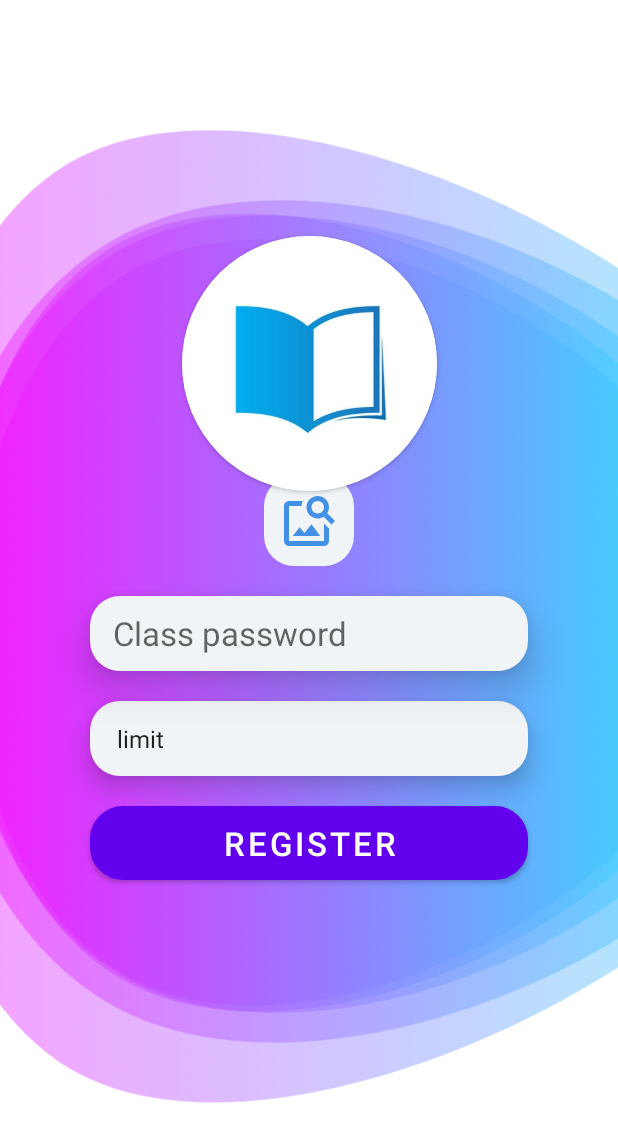
After one commit to AdmerOrganization/FrontEnd, an Android app: the class_creation_page_2 screen opened directly, with no data from a screen before it, on a phone screen of 412 x 824 dp. The commit adds this screen. Shown: the top 1142 px of the screen. Run offline under Robolectric (Android 15) with nearby library versions, the phone set to English and light mode, and no system bars.

Commit message:
class creation page 2 added

```diff
--- a/app/src/main/AndroidManifest.xml
+++ b/app/src/main/AndroidManifest.xml
@@ -15,16 +15,17 @@
         android:supportsRtl="true"
         android:theme="@style/Theme.ToLearn">
         <activity
+            android:name=".class_creation_page_2"
+            android:exported="false" />
+        <activity
             android:name=".Class_creation"
-            android:exported="false" >
-
+            android:exported="false">
             <intent-filter>
                 <action android:name="android.intent.action.MAIN" />
 
                 <category android:name="android.intent.category.LAUNCHER" />
             </intent-filter>
         </activity>
-
         <activity
             android:name=".AlertDialogs.CustomAlertDialog"
             android:exported="false" />
@@ -37,15 +38,13 @@
         <activity
             android:name=".MainActivity"
             android:exported="true"
-            android:theme="@style/Theme.ToLearn.NoActionBar"></activity>
+            android:theme="@style/Theme.ToLearn.NoActionBar" />
         <activity
             android:name=".ForgetPassword"
             android:exported="true" />
         <activity
             android:name=".Login"
-            android:exported="true">
-
-        </activity>
+            android:exported="true"></activity>
         <activity
             android:name=".SignUp"
             android:exported="true" />
--- a/app/src/main/java/com/example/tolearn/Class_creation.java
+++ b/app/src/main/java/com/example/tolearn/Class_creation.java
@@ -2,6 +2,7 @@ package com.example.tolearn;
 
 import androidx.appcompat.app.AppCompatActivity;
 
+import android.content.Intent;
 import android.os.Bundle;
 import android.view.View;
 import android.view.Window;
@@ -16,7 +17,7 @@ import java.util.Date;
 
 public class Class_creation extends AppCompatActivity {
 
-    EditText classSubjectET;
+    EditText classTeachertET;
     EditText classTitleET;
     TextView classDescET;
     TextView dateTV;
@@ -33,7 +34,7 @@ public class Class_creation extends AppCompatActivity {
     public void init()
     {
         classTitleET = findViewById(R.id.classTitleET);
-        classSubjectET = findViewById(R.id.classTeacherET);
+        classTeachertET = findViewById(R.id.classTeacherET);
         classDescET = findViewById(R.id.classDescription);
         dateTV = findViewById(R.id.classStartDate);
     }
@@ -53,4 +54,19 @@ public class Class_creation extends AppCompatActivity {
     public void ShowDateDialog(View view) {
         CustomDatePicker datePicker = new CustomDatePicker(this,dateTV);
     }
+
+    public void goNextPage(View view) {
+        String classTitle = classTitleET.getText().toString();
+        String classTeacher = classTeachertET.getText().toString();
+        String classDesc = classDescET.getText().toString();
+        String classDate = dateTV.getText().toString();
+
+        classDesc = classDesc + "    date : "+ classDate;
+
+        Intent goNextPage = new Intent(this, class_creation_page_2.class);
+        goNextPage.putExtra("title",classTitle);
+        goNextPage.putExtra("teacher",classTeacher);
+        goNextPage.putExtra("desc",classDesc);
+        startActivity(goNextPage);
+    }
 }
--- /dev/null
+++ b/app/src/main/java/com/example/tolearn/class_creation_page_2.java
@@ -0,0 +1,38 @@
+package com.example.tolearn;
+
+import androidx.appcompat.app.AppCompatActivity;
+
+import android.content.Intent;
+import android.os.Bundle;
+import android.view.WindowManager;
+import android.widget.EditText;
+import android.widget.Spinner;
+
+public class class_creation_page_2 extends AppCompatActivity {
+
+    Spinner limitET;
+    EditText passwordET;
+    String title;
+    String teacher;
+    String desc;
+    @Override
+    protected void onCreate(Bundle savedInstanceState) {
+        super.onCreate(savedInstanceState);
+        this.getWindow().setFlags(WindowManager.LayoutParams.FLAG_FULLSCREEN, WindowManager.LayoutParams.FLAG_FULLSCREEN);
+        setContentView(R.layout.activity_class_creation_page2);
+        getSupportActionBar().hide();
+        init();
+    }
+
+    public void init()
+    {
+        limitET = findViewById(R.id.limit_spinner);
+        passwordET = findViewById(R.id.classPasswordET);
+
+        Intent pre_page = getIntent();
+        title = pre_page.getStringExtra("title");
+        teacher = pre_page.getStringExtra("teacher");
+        desc = pre_page.getStringExtra("desc");
+
+    }
+}
--- /dev/null
+++ b/app/src/main/res/drawable/ic_baseline_image_search_24.xml
@@ -0,0 +1,5 @@
+<vector android:height="24dp" android:tint="#4291E6"
+    android:viewportHeight="24" android:viewportWidth="24"
+    android:width="24dp" xmlns:android="http://schemas.android.com/apk/res/android">
+    <path android:fillColor="@android:color/white" android:pathData="M18,13v7L4,20L4,6h5.02c0.05,-0.71 0.22,-1.38 0.48,-2L4,4c-1.1,0 -2,0.9 -2,2v14c0,1.1 0.9,2 2,2h14c1.1,0 2,-0.9 2,-2v-5l-2,-2zM16.5,18h-11l2.75,-3.53 1.96,2.36 2.75,-3.54zM19.3,8.89c0.44,-0.7 0.7,-1.51 0.7,-2.39C20,4.01 17.99,2 15.5,2S11,4.01 11,6.5s2.01,4.5 4.49,4.5c0.88,0 1.7,-0.26 2.39,-0.7L21,13.42 22.42,12 19.3,8.89zM15.5,9C14.12,9 13,7.88 13,6.5S14.12,4 15.5,4 18,5.12 18,6.5 16.88,9 15.5,9z"/>
+</vector>
--- a/app/src/main/res/layout/activity_class_creation.xml
+++ b/app/src/main/res/layout/activity_class_creation.xml
@@ -100,11 +100,12 @@
         android:elevation="15dp"></TextView>
 
     <Button
+        android:onClick="goNextPage"
         android:layout_width="match_parent"
         android:layout_height="wrap_content"
         android:backgroundTint="@color/blue_learning"
         android:background="@drawable/background_button_pressed"
-        android:text="register"
+        android:text="NEXT"
         android:textColor="@color/white"
         android:textSize="22sp"
         android:layout_marginStart="60dp"
--- /dev/null
+++ b/app/src/main/res/layout/activity_class_creation_page2.xml
@@ -0,0 +1,91 @@
+<?xml version="1.0" encoding="utf-8"?>
+<androidx.constraintlayout.widget.ConstraintLayout xmlns:android="http://schemas.android.com/apk/res/android"
+    xmlns:app="http://schemas.android.com/apk/res-auto"
+    xmlns:tools="http://schemas.android.com/tools"
+    android:layout_width="match_parent"
+    android:layout_height="match_parent"
+    android:background="@drawable/foam"
+    tools:context=".class_creation_page_2">
+
+    <androidx.cardview.widget.CardView
+        android:id="@+id/cardView"
+        android:layout_width="170dp"
+        android:layout_height="170dp"
+        android:layout_gravity="center"
+        android:layout_marginBottom="340dp"
+        app:cardCornerRadius="250dp"
+        app:layout_constraintBottom_toBottomOf="parent"
+        app:layout_constraintEnd_toEndOf="parent"
+        app:layout_constraintStart_toStartOf="parent"
+        app:layout_constraintTop_toTopOf="parent">
+
+        <ImageView
+            android:layout_width="match_parent"
+            android:layout_height="match_parent"
+            android:scaleType="centerCrop"
+            android:src="@drawable/learninglogo2" />
+
+    </androidx.cardview.widget.CardView>
+
+    <EditText
+        android:id="@+id/classPasswordET"
+        android:layout_width="match_parent"
+        android:layout_height="50dp"
+        android:layout_marginStart="60dp"
+        android:layout_marginTop="20dp"
+        android:layout_marginEnd="60dp"
+        android:background="@drawable/border_shadow_white_background"
+        android:elevation="15dp"
+        android:hint=" Class password"
+        android:maxLength="25"
+        android:textColor="@color/blue_learning"
+        android:textSize="22sp"
+        app:layout_constraintEnd_toEndOf="parent"
+        app:layout_constraintStart_toStartOf="parent"
+        app:layout_constraintTop_toBottomOf="@+id/changePic"></EditText>
+
+    <Spinner
+        android:id="@+id/limit_spinner"
+        android:layout_width="match_parent"
+        android:layout_height="50dp"
+        android:layout_marginStart="60dp"
+        android:layout_marginTop="20dp"
+        android:layout_marginEnd="60dp"
+        android:background="@drawable/border_shadow_white_background"
+        android:elevation="10dp"
+        android:entries="@array/limit"
+        android:scrollbarSize="30dp"
+        android:spinnerMode="dialog"
+        android:textSize="22sp"
+        app:layout_constraintEnd_toEndOf="parent"
+        app:layout_constraintStart_toStartOf="parent"
+        app:layout_constraintTop_toBottomOf="@+id/classPasswordET"></Spinner>
+
+    <Button
+        android:layout_width="match_parent"
+        android:layout_height="wrap_content"
+        android:layout_marginStart="60dp"
+        android:layout_marginTop="20dp"
+        android:layout_marginEnd="60dp"
+        android:background="@drawable/background_button_pressed"
+        android:backgroundTint="@color/blue_learning"
+        android:text="Register"
+        android:textColor="@color/white"
+        android:textSize="22sp"
+        app:layout_constraintEnd_toEndOf="parent"
+        app:layout_constraintStart_toStartOf="parent"
+        app:layout_constraintTop_toBottomOf="@+id/limit_spinner"></Button>
+
+    <ImageView
+        android:layout_marginTop="-10dp"
+        android:background="@drawable/border_shadow_white_background"
+        android:id="@+id/changePic"
+        android:layout_width="60dp"
+        android:layout_height="60dp"
+        android:src="@drawable/ic_baseline_image_search_24"
+        app:layout_constraintEnd_toEndOf="parent"
+        app:layout_constraintStart_toStartOf="parent"
+        app:layout_constraintTop_toBottomOf="@+id/cardView" />
+
+
+</androidx.constraintlayout.widget.ConstraintLayout>
--- a/app/src/main/res/values/strings.xml
+++ b/app/src/main/res/values/strings.xml
@@ -3,4 +3,19 @@
     <string name="navigation_drawer_open">Open navigation drawer</string>
     <string name="navigation_drawer_close">Close navigation drawer</string>
     <string name="empty" />
+
+    <string-array name="limit">
+        <item>limit</item>
+        <item>5</item>
+        <item>10</item>
+        <item>20</item>
+        <item>30</item>
+        <item>40</item>
+        <item>50</item>
+        <item>60</item>
+        <item>80</item>
+        <item>100</item>
+        <item>150</item>
+        <item>200</item>
+    </string-array>
 </resources>
```
